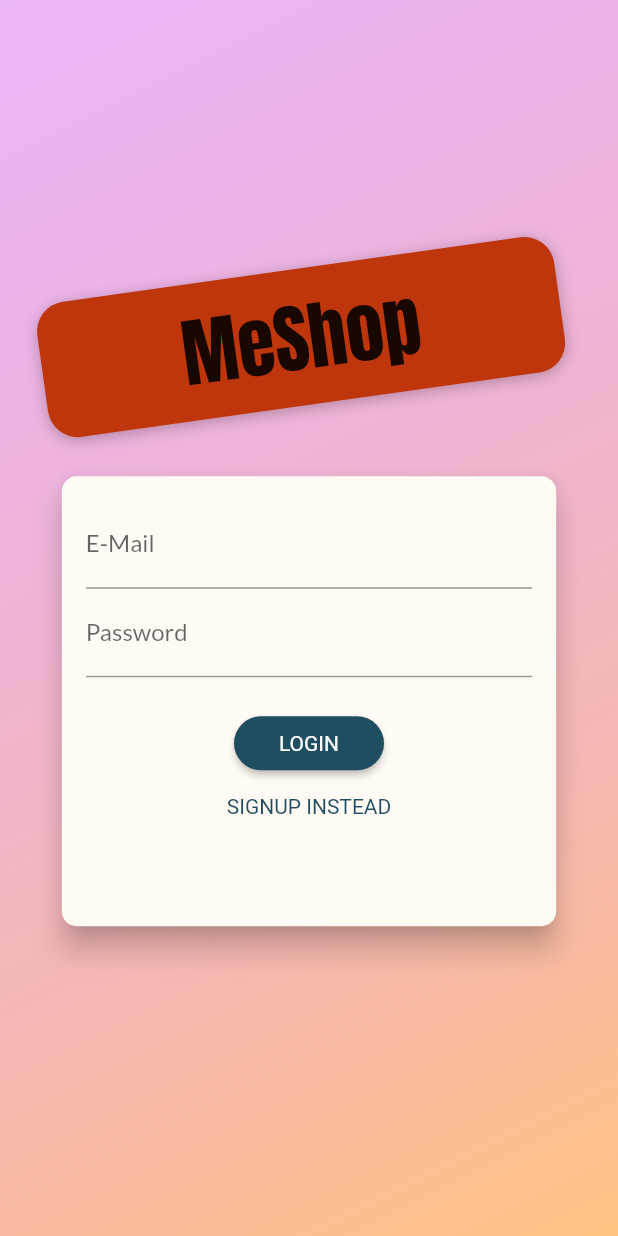
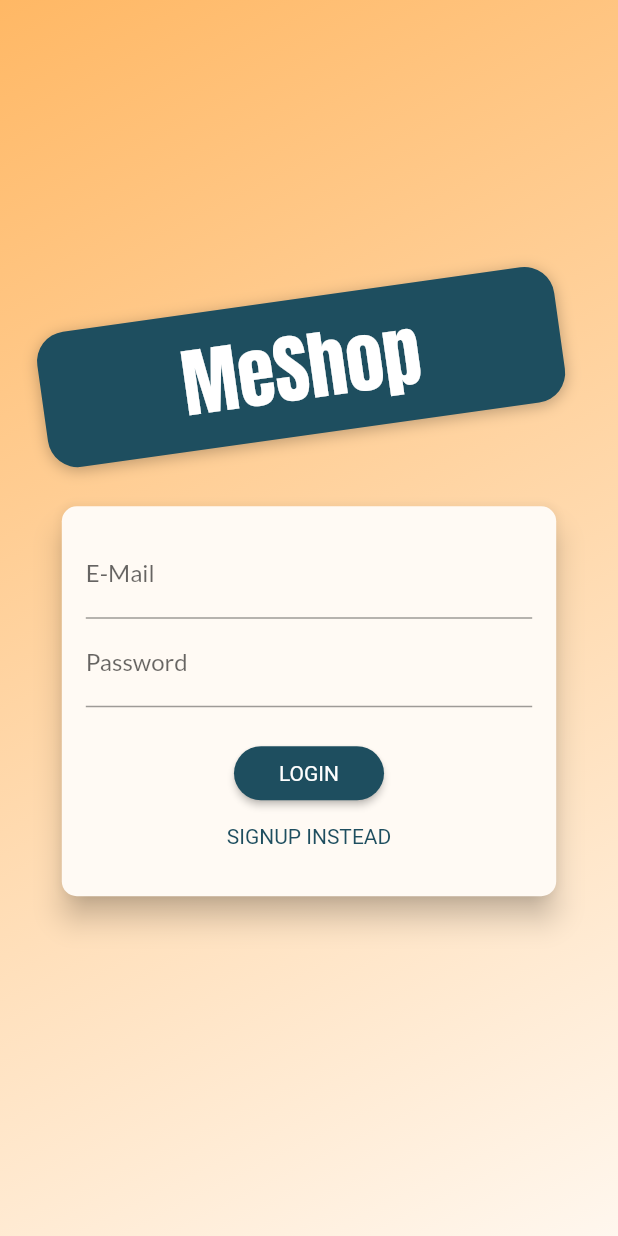
Before and after one commit to jhanvi1061/Shop-App, a Flutter app: the screen it shows after launch, on a phone screen of 412 x 824 dp. Run offline on Flutter 3.47's test engine with Material 2 defaults, Android fonts, the phone set to English and light mode, and no system bars; our stand-ins replace shared_preferences.

Commit message:
using the animated builder

```diff
--- a/lib/screens/auth_screen.dart
+++ b/lib/screens/auth_screen.dart
@@ -1,4 +1,5 @@
 import 'dart:math';
+import 'dart:ui';
 import 'package:flutter/material.dart';
 import 'package:provider/provider.dart';
 import 'package:shop_app/models/http_exception.dart';
@@ -11,6 +12,7 @@ class AuthScreen extends StatelessWidget {
 
   @override
   Widget build(BuildContext context) {
+    print("Build() - AuthScreen");
     final deviceSize = MediaQuery.of(context).size;
     // final transformConfig = Matrix4.rotationZ(-8 * pi / 180);
     // transformConfig.translate(-10.0);
@@ -22,8 +24,8 @@ class AuthScreen extends StatelessWidget {
             decoration: BoxDecoration(
               gradient: LinearGradient(
                 colors: [
-                  Color.fromRGBO(215, 117, 255, 1).withOpacity(0.5),
-                  Color.fromRGBO(255, 188, 117, 1).withOpacity(0.9),
+                  Color(0xffFFB156).withOpacity(0.9),
+                  Color(0xffFFF7EE).withOpacity(0.9),
                 ],
                 begin: Alignment.topLeft,
                 end: Alignment.bottomRight,
@@ -31,8 +33,7 @@ class AuthScreen extends StatelessWidget {
               ),
             ),
           ),
-          SingleChildScrollView(
-            child: Container(
+          Container(
             height: deviceSize.height,
             width: deviceSize.width,
             child: Column(
@@ -48,7 +49,7 @@ class AuthScreen extends StatelessWidget {
                       ..translate(-10.0),
                     decoration: BoxDecoration(
                       borderRadius: BorderRadius.circular(20),
-                        color: Colors.deepOrange.shade900,
+                      color: Color(0xff1E4E5F),
                       boxShadow: [
                         BoxShadow(
                           blurRadius: 8,
@@ -60,8 +61,7 @@ class AuthScreen extends StatelessWidget {
                     child: Text(
                       'MeShop',
                       style: TextStyle(
-                          color:
-                              Theme.of(context).accentTextTheme.headline6.color,
+                        color: Colors.white,
                         fontSize: 50,
                         fontFamily: 'Anton',
                         fontWeight: FontWeight.normal,
@@ -76,7 +76,6 @@ class AuthScreen extends StatelessWidget {
               ],
             ),
           ),
-          ),
         ],
       ),
     );
@@ -88,7 +87,8 @@ class AuthCard extends StatefulWidget {
   _AuthCardState createState() => _AuthCardState();
 }
 
-class _AuthCardState extends State<AuthCard> {
+class _AuthCardState extends State<AuthCard>
+    with SingleTickerProviderStateMixin {
   final GlobalKey<FormState> _formKey = GlobalKey();
   AuthMode _authMode = AuthMode.Login;
   Map<String, String> _authData = {
@@ -97,6 +97,34 @@ class _AuthCardState extends State<AuthCard> {
   };
   var _isLoading = false;
   final _passwordController = TextEditingController();
+  AnimationController _controller;
+  Animation<Size> _heightAnimation;
+
+  @override
+  void initState() {
+    super.initState();
+    _controller = AnimationController(
+      vsync: this,
+      duration: Duration(milliseconds: 300),
+    );
+    _heightAnimation = Tween<Size>(
+      begin: Size(double.infinity, 260),
+      end: Size(double.infinity, 320),
+    ).animate(
+      CurvedAnimation(
+        parent: _controller,
+        curve: Curves.easeInOut,
+      ),
+    );
+    // _heightAnimation.addListener(() => setState(() {}));
+  }
+
+  @override
+  void dispose() {
+    super.dispose();
+    _controller.dispose();
+    _passwordController.dispose();
+  }
 
   void _showErrorDialog(String message) {
     showDialog(
@@ -136,6 +164,8 @@ class _AuthCardState extends State<AuthCard> {
           _authData['email'],
           _authData['password'],
         );
+        // Provider.of<Auth>(context, listen: false)
+        //     .emailVerification(_authData['requestType'], _authData['idToken']);
       }
     } on HttpException catch (error) {
       var errorMessage = "Authentication failed";
@@ -164,27 +194,36 @@ class _AuthCardState extends State<AuthCard> {
       setState(() {
         _authMode = AuthMode.Signup;
       });
+      _controller.forward();
     } else {
       setState(() {
         _authMode = AuthMode.Login;
       });
+      _controller.reverse();
     }
   }
 
   @override
   Widget build(BuildContext context) {
+    print("Build() - AuthCard");
     final deviceSize = MediaQuery.of(context).size;
     return Card(
       shape: RoundedRectangleBorder(
         borderRadius: BorderRadius.circular(10.0),
       ),
       elevation: 8.0,
-      child: Container(
-        height: _authMode == AuthMode.Signup ? 350 : 300,
-        constraints:
-            BoxConstraints(minHeight: _authMode == AuthMode.Signup ? 320 : 260),
+      child: AnimatedBuilder(
+        animation: _heightAnimation,
+        builder: (context, child) => Container(
+          // height: _authMode == AuthMode.Signup ? 320 : 260,
+          height: _heightAnimation.value.height,
+          // constraints:
+          //     BoxConstraints(minHeight: _authMode == AuthMode.Signup ? 320 : 260),
+          constraints: BoxConstraints(minHeight: _heightAnimation.value.height),
           width: deviceSize.width * 0.8,
           padding: EdgeInsets.all(16.0),
+          child: child,
+        ),
         child: Form(
           key: _formKey,
           child: SingleChildScrollView(
```
Lines whose indentation alone changed are shown as unchanged.
